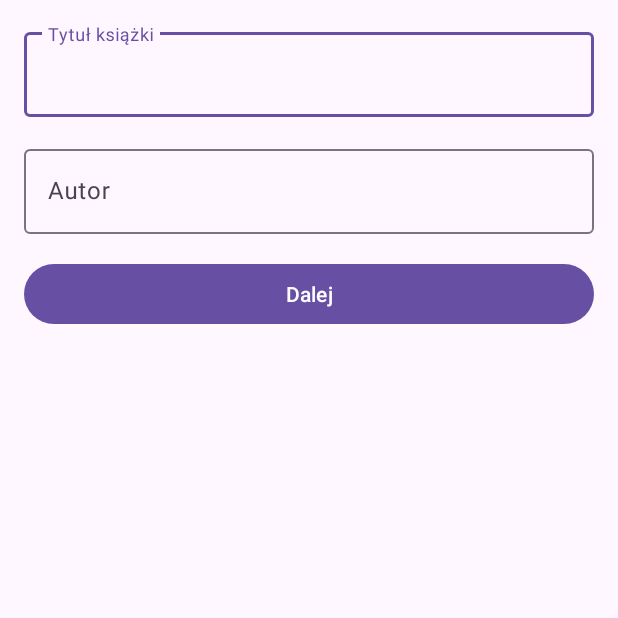
After one commit to leliw/hearbook, an Android app built with Jetpack Compose: the fragment AddBookFragment shown on its own in the app's theme, on a phone screen of 412 x 824 dp, the top half of it. The commit adds this screen. Run offline under Robolectric (Android 15) with nearby library versions, the light colour scheme and no system bars; our stand-ins replace Room's generated code.

Commit message:
feat(android)  Ekran dodawania nowej książki

```diff
--- /dev/null
+++ b/android/app/src/main/java/eu/haintech/hearbook/model/AppDatabase.kt
@@ -0,0 +1,28 @@
+package eu.haintech.hearbook.model
+
+import android.content.Context
+import androidx.room.Database
+import androidx.room.Room
+import androidx.room.RoomDatabase
+
+@Database(entities = [Book::class], version = 1)
+abstract class AppDatabase : RoomDatabase() {
+    abstract fun bookDao(): BookDao
+
+    companion object {
+        @Volatile
+        private var INSTANCE: AppDatabase? = null
+
+        fun getDatabase(context: Context): AppDatabase {
+            return INSTANCE ?: synchronized(this) {
+                val instance = Room.databaseBuilder(
+                    context.applicationContext,
+                    AppDatabase::class.java,
+                    "hearbook_database"
+                ).build()
+                INSTANCE = instance
+                instance
+            }
+        }
+    }
+}
--- /dev/null
+++ b/android/app/src/main/java/eu/haintech/hearbook/model/BookDao.kt
@@ -0,0 +1,22 @@
+package eu.haintech.hearbook.model
+
+import androidx.room.*
+import kotlinx.coroutines.flow.Flow
+
+@Dao
+interface BookDao {
+    @Query("SELECT * FROM books ORDER BY createdAt DESC")
+    fun getAllBooks(): Flow<List<Book>>
+
+    @Query("SELECT COUNT(*) FROM books")
+    suspend fun getBookCount(): Int
+
+    @Insert
+    suspend fun insertBook(book: Book): Long
+
+    @Update
+    suspend fun updateBook(book: Book)
+
+    @Delete
+    suspend fun deleteBook(book: Book)
+}
--- /dev/null
+++ b/android/app/src/main/java/eu/haintech/hearbook/ui/addbook/AddBookFragment.kt
@@ -0,0 +1,69 @@
+package eu.haintech.hearbook.ui.addbook
+
+import android.os.Bundle
+import android.view.LayoutInflater
+import android.view.View
+import android.view.ViewGroup
+import android.widget.Button
+import android.widget.EditText
+import android.widget.Toast
+import androidx.fragment.app.Fragment
+import androidx.fragment.app.viewModels
+import androidx.lifecycle.Lifecycle
+import androidx.lifecycle.lifecycleScope
+import androidx.lifecycle.repeatOnLifecycle
+import androidx.navigation.fragment.findNavController
+import eu.haintech.hearbook.R
+import eu.haintech.hearbook.model.AppDatabase
+import eu.haintech.hearbook.model.BookRepository
+import kotlinx.coroutines.launch
+
+class AddBookFragment : Fragment() {
+
+    private val viewModel: AddBookViewModel by viewModels {
+        val database = AppDatabase.getDatabase(requireContext())
+        AddBookViewModel.Factory(BookRepository(database.bookDao()))
+    }
+
+    override fun onCreateView(
+        inflater: LayoutInflater,
+        container: ViewGroup?,
+        savedInstanceState: Bundle?
+    ): View? {
+        return inflater.inflate(R.layout.fragment_add_book, container, false)
+    }
+
+    override fun onViewCreated(view: View, savedInstanceState: Bundle?) {
+        super.onViewCreated(view, savedInstanceState)
+
+        val titleEditText = view.findViewById<EditText>(R.id.titleEditText)
+        val authorEditText = view.findViewById<EditText>(R.id.authorEditText)
+        val addButton = view.findViewById<Button>(R.id.addButton)
+
+        addButton.setOnClickListener {
+            val title = titleEditText.text.toString().takeIf { it.isNotBlank() }
+            val author = authorEditText.text.toString().takeIf { it.isNotBlank() }
+            viewModel.addBook(title, author)
+        }
+
+        viewLifecycleOwner.lifecycleScope.launch {
+            viewLifecycleOwner.repeatOnLifecycle(Lifecycle.State.STARTED) {
+                viewModel.uiState.collect { state ->
+                    when (state) {
+                        is AddBookViewModel.AddBookUiState.Success -> {
+                            // Navigate to camera screen
+                            val action = AddBookFragmentDirections.actionAddBookFragmentToCameraFragment(state.bookId)
+                            findNavController().navigate(action)
+                        }
+                        is AddBookViewModel.AddBookUiState.Error -> {
+                            Toast.makeText(requireContext(), state.message, Toast.LENGTH_LONG).show()
+                        }
+                        AddBookViewModel.AddBookUiState.Initial -> {
+                            // Initial state, nothing to do
+                        }
+                    }
+                }
+            }
+        }
+    }
+}
--- /dev/null
+++ b/android/app/src/main/java/eu/haintech/hearbook/ui/addbook/AddBookViewModel.kt
@@ -0,0 +1,43 @@
+package eu.haintech.hearbook.ui.addbook
+
+import androidx.lifecycle.ViewModel
+import androidx.lifecycle.ViewModelProvider
+import androidx.lifecycle.viewModelScope
+import eu.haintech.hearbook.model.BookRepository
+import kotlinx.coroutines.flow.MutableStateFlow
+import kotlinx.coroutines.flow.StateFlow
+import kotlinx.coroutines.flow.asStateFlow
+import kotlinx.coroutines.launch
+
+class AddBookViewModel(private val repository: BookRepository) : ViewModel() {
+
+    private val _uiState = MutableStateFlow<AddBookUiState>(AddBookUiState.Initial)
+    val uiState: StateFlow<AddBookUiState> = _uiState.asStateFlow()
+
+    fun addBook(title: String?, author: String?) {
+        viewModelScope.launch {
+            try {
+                val bookId = repository.insert(title, author)
+                _uiState.value = AddBookUiState.Success(bookId)
+            } catch (e: Exception) {
+                _uiState.value = AddBookUiState.Error(e.message ?: "Unknown error")
+            }
+        }
+    }
+
+    sealed class AddBookUiState {
+        object Initial : AddBookUiState()
+        data class Success(val bookId: Long) : AddBookUiState()
+        data class Error(val message: String) : AddBookUiState()
+    }
+
+    class Factory(private val repository: BookRepository) : ViewModelProvider.Factory {
+        override fun <T : ViewModel> create(modelClass: Class<T>): T {
+            if (modelClass.isAssignableFrom(AddBookViewModel::class.java)) {
+                @Suppress("UNCHECKED_CAST")
+                return AddBookViewModel(repository) as T
+            }
+            throw IllegalArgumentException("Unknown ViewModel class")
+        }
+    }
+}
--- a/android/app/src/main/java/eu/haintech/hearbook/ui/screens/ScanningScreen.kt
+++ b/android/app/src/main/java/eu/haintech/hearbook/ui/screens/ScanningScreen.kt
@@ -32,7 +32,7 @@ fun ScanningScreen(
     pageCount: Int,
     onTakePhoto: () -> Unit,
     onFinishScanning: () -> Unit,
-    bookId: String,
+    bookId: Long,
     viewModel: CameraViewModel = viewModel()
 ) {
     val context = LocalContext.current
--- a/android/app/src/main/java/eu/haintech/hearbook/ui/viewmodels/CameraViewModel.kt
+++ b/android/app/src/main/java/eu/haintech/hearbook/ui/viewmodels/CameraViewModel.kt
@@ -70,7 +70,7 @@ class CameraViewModel : ViewModel() {
 
     fun takePhoto(
         context: Context,
-        bookId: String,
+        bookId: Long,
         executor: Executor,
         onPhotoTaken: (Uri) -> Unit,
         onError: (String) -> Unit
@@ -104,7 +104,7 @@ class CameraViewModel : ViewModel() {
         }
     }
 
-    private fun createFile(context: Context, bookId: String): File {
+    private fun createFile(context: Context, bookId: Long): File {
         val timeStamp = SimpleDateFormat("yyyyMMdd_HHmmss", Locale.getDefault()).format(System.currentTimeMillis())
         val storageDir = context.getExternalFilesDir("books/$bookId")
         storageDir?.mkdirs()
--- /dev/null
+++ b/android/app/src/main/res/layout/fragment_add_book.xml
@@ -0,0 +1,44 @@
+<?xml version="1.0" encoding="utf-8"?>
+<LinearLayout xmlns:android="http://schemas.android.com/apk/res/android"
+    android:layout_width="match_parent"
+    android:layout_height="match_parent"
+    android:orientation="vertical"
+    android:padding="16dp">
+
+    <com.google.android.material.textfield.TextInputLayout
+        android:layout_width="match_parent"
+        android:layout_height="wrap_content"
+        android:layout_marginBottom="16dp"
+        android:hint="Tytuł książki">
+
+        <com.google.android.material.textfield.TextInputEditText
+            android:id="@+id/titleEditText"
+            android:layout_width="match_parent"
+            android:layout_height="wrap_content"
+            android:inputType="text"
+            android:maxLines="1" />
+
+    </com.google.android.material.textfield.TextInputLayout>
+
+    <com.google.android.material.textfield.TextInputLayout
+        android:layout_width="match_parent"
+        android:layout_height="wrap_content"
+        android:layout_marginBottom="16dp"
+        android:hint="Autor">
+
+        <com.google.android.material.textfield.TextInputEditText
+            android:id="@+id/authorEditText"
+            android:layout_width="match_parent"
+            android:layout_height="wrap_content"
+            android:inputType="text"
+            android:maxLines="1" />
+
+    </com.google.android.material.textfield.TextInputLayout>
+
+    <com.google.android.material.button.MaterialButton
+        android:id="@+id/addButton"
+        android:layout_width="match_parent"
+        android:layout_height="wrap_content"
+        android:text="Dalej" />
+
+</LinearLayout>
--- a/android/build.gradle.kts
+++ b/android/build.gradle.kts
@@ -11,6 +11,7 @@ buildscript {
     dependencies {
         classpath("com.android.tools.build:gradle:8.10.1")
         classpath("org.jetbrains.kotlin:kotlin-gradle-plugin:${property("kotlin_version")}")
+        classpath("androidx.navigation:navigation-safe-args-gradle-plugin:2.7.7")
     }
 }
 
@@ -18,4 +19,5 @@ plugins {
     id("com.android.application") version "8.10.1" apply false
     id("com.android.library") version "8.10.1" apply false
     id("org.jetbrains.kotlin.android") version "1.9.22" apply false
+    id("androidx.navigation.safeargs.kotlin") version "2.7.7" apply false
 }
```
Also changed, not shown: android/app/build.gradle.kts (+11 -2 lines), android/app/src/main/java/eu/haintech/hearbook/MainActivity.kt (+21 -10 lines), android/app/src/main/java/eu/haintech/hearbook/model/Book.kt (+9 -9 lines), android/app/src/main/java/eu/haintech/hearbook/model/BookRepository.kt (added, +23 -0 lines), android/app/src/main/java/eu/haintech/hearbook/model/BookStatus.kt (added, +7 -0 lines), android/app/src/main/java/eu/haintech/hearbook/ui/screens/AddBookScreen.kt (+27 -21 lines), android/app/src/main/java/eu/haintech/hearbook/ui/viewmodels/AddBookViewModel.kt (added, +39 -0 lines), android/app/src/main/res/navigation/nav_graph.xml (added, +38 -0 lines), android/app/src/main/res/values/strings.xml (+7 -5 lines), 1 other file.
